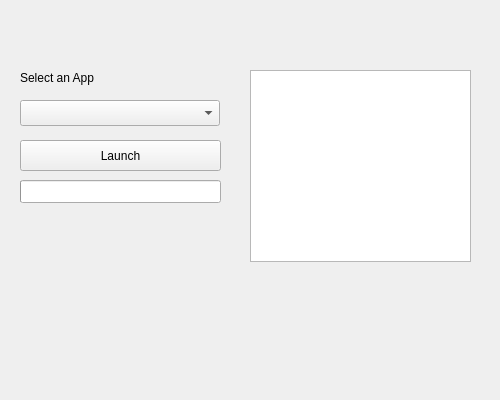
galli-leo/Testfighter, file BetaLauncher/mainwindow.ui: the form before one commit.
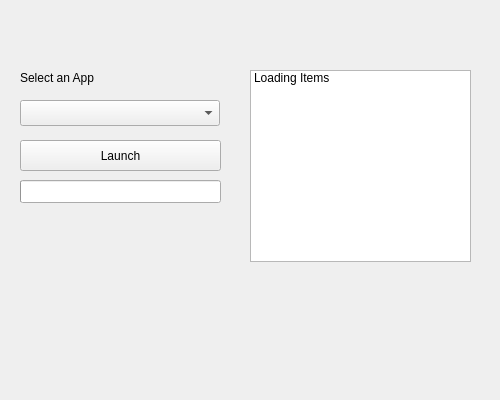
The form after the commit. Icons and pictures are not drawn.

```diff
--- a/BetaLauncher/mainwindow.ui
+++ b/BetaLauncher/mainwindow.ui
@@ -120,6 +120,14 @@
       <height>192</height>
      </rect>
     </property>
+    <property name="wordWrap">
+     <bool>true</bool>
+    </property>
+    <item>
+     <property name="text">
+      <string>Loading Items</string>
+     </property>
+    </item>
    </widget>
    <widget class="QLabel" name="label_2">
     <property name="geometry">
```
Left out of the diff: 2 changed lines with no effect on the pictures.
